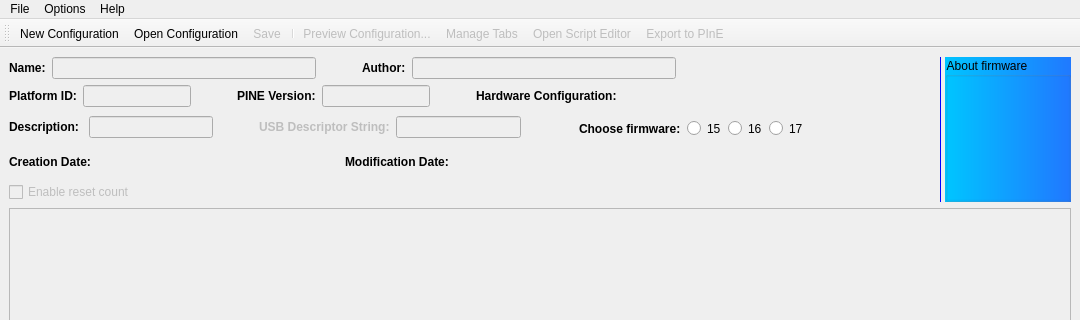
Before: the Qt Designer form src/applications/tac-configuration-editor/ConfigWindow.ui in qualcomm/qcom-test-automation-controller, drawn with Qt 5; both pictures show x 0 to 1080 and y 0 to 320 of the 1080 by 772 pixel window.
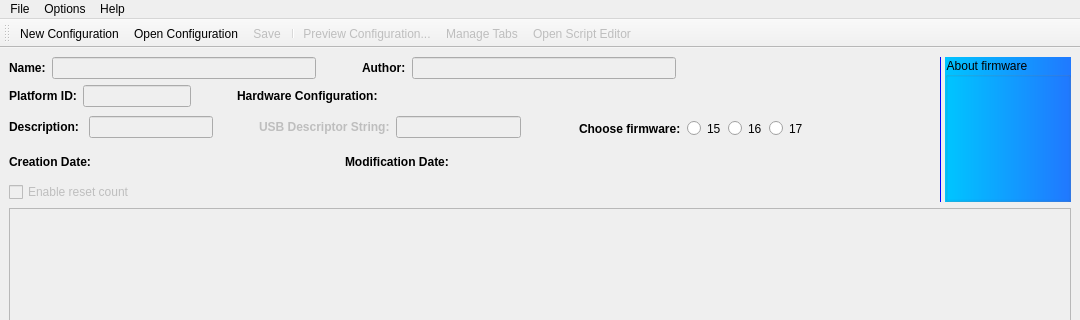
After: the same form once the commit is applied. Icons and pictures are not drawn. Custom widgets are drawn as their Qt base class.

Commit message: remove config management using pine

What changed in the file:
```diff
--- a/src/applications/tac-configuration-editor/ConfigWindow.ui
+++ b/src/applications/tac-configuration-editor/ConfigWindow.ui
@@ -453,45 +453,6 @@
             </property>
            </widget>
           </item>
-          <item>
-           <spacer name="horizontalSpacer_5">
-            <property name="orientation">
-             <enum>Qt::Orientation::Horizontal</enum>
-            </property>
-            <property name="sizeType">
-             <enum>QSizePolicy::Policy::Preferred</enum>
-            </property>
-            <property name="sizeHint" stdset="0">
-             <size>
-              <width>40</width>
-              <height>20</height>
-             </size>
-            </property>
-           </spacer>
-          </item>
-          <item>
-           <widget class="QLabel" name="label">
-            <property name="text">
-             <string>&lt;html&gt;&lt;head/&gt;&lt;body&gt;&lt;p&gt;&lt;span style=&quot; font-weight:600;&quot;&gt;PINE Version:&lt;/span&gt;&lt;/p&gt;&lt;/body&gt;&lt;/html&gt;</string>
-            </property>
-           </widget>
-          </item>
-          <item>
-           <widget class="QLineEdit" name="_pineVersion">
-            <property name="enabled">
-             <bool>false</bool>
-            </property>
-            <property name="sizePolicy">
-             <sizepolicy hsizetype="Minimum" vsizetype="Fixed">
-              <horstretch>0</horstretch>
-              <verstretch>0</verstretch>
-             </sizepolicy>
-            </property>
-            <property name="toolTip">
-             <string>The version of the configuration as found from the PINE CLI output</string>
-            </property>
-           </widget>
-          </item>
           <item>
            <spacer name="horizontalSpacer_8">
             <property name="orientation">
@@ -694,7 +655,6 @@
    <addaction name="_actionPreview"/>
    <addaction name="_actionManage_Tabs"/>
    <addaction name="_actionOpen_Script_Editor"/>
-   <addaction name="_actionPINEExport"/>
   </widget>
   <action name="_actionQuit">
    <property name="text">
@@ -852,24 +812,6 @@
     <string>Enables you to understand what an items in the application does.</string>
    </property>
   </action>
-  <action name="_actionPINEExport">
-   <property name="enabled">
-    <bool>false</bool>
-   </property>
-   <property name="icon">
-    <iconset resource="Resources/TACConfigEditor.qrc">
-     <normaloff>:/PINEUpload.drawio.png</normaloff>:/PINEUpload.drawio.png</iconset>
-   </property>
-   <property name="text">
-    <string>Export to PInE...</string>
-   </property>
-   <property name="toolTip">
-    <string>Publish the configuration to PInE</string>
-   </property>
-   <property name="visible">
-    <bool>false</bool>
-   </property>
-  </action>
   <action name="_actionDefaultQuickSettings">
    <property name="enabled">
     <bool>false</bool>
```
Left out of the diff: 3 changed lines with no effect on the pictures. The commit also changes 15 other files.
